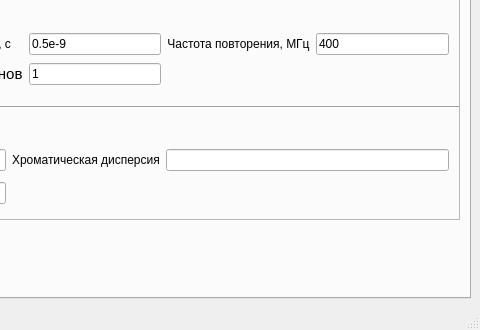
Before: the Qt Designer form mainwindow.ui in Yorick2014/SimQC, drawn with Qt 5; both pictures show x 412 to 892 and y 125 to 455 of the 892 by 455 pixel window.
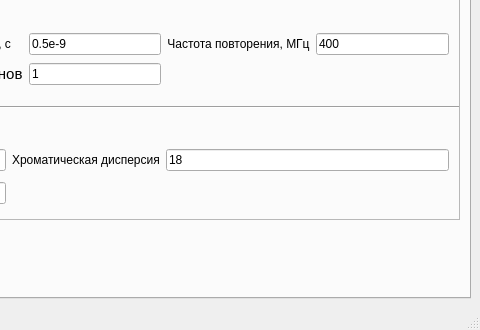
After: the same form once the commit is applied. Custom widgets are drawn as their Qt base class.

```diff
--- a/mainwindow.ui
+++ b/mainwindow.ui
@@ -307,7 +307,11 @@
            </widget>
           </item>
           <item row="1" column="3">
-           <widget class="QLineEdit" name="lineEdit_crom_disp"/>
+           <widget class="QLineEdit" name="lineEdit_crom_disp">
+            <property name="text">
+             <string>18</string>
+            </property>
+           </widget>
           </item>
           <item row="2" column="0" alignment="Qt::AlignHCenter">
            <widget class="QLabel" name="label_23">
```
